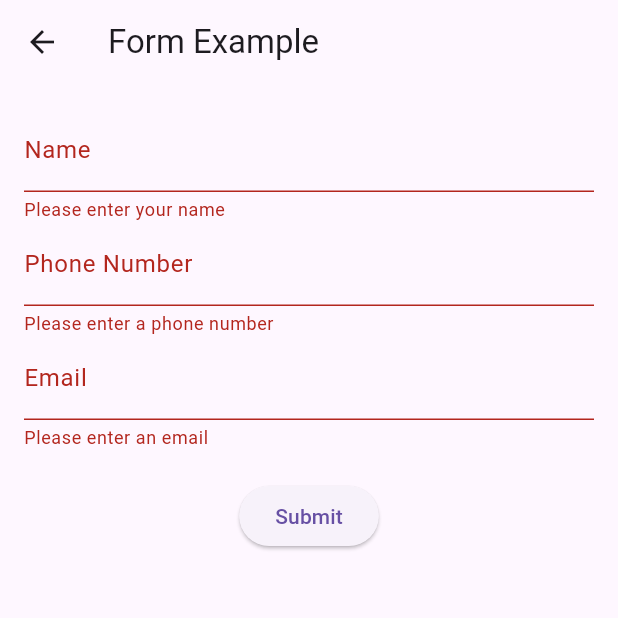
After one commit to Katoemma/polygonic, a Flutter app: the FormExample screen opened directly, after a tap on "Submit", on a phone screen of 412 x 824 dp, the top half of it. The commit adds this screen. Run offline on Flutter 3.47's test engine with Material 3 defaults, Android fonts, the phone set to English and light mode, and no system bars; our stand-ins replace flutter_map, geolocator, latlong2, modal_bottom_sheet; missing offline and left inert: dart_airtable, easy_loading_button, maps_toolkit2; network calls fail.

Commit message:
Created the demo for form validation (name, phone, email)

```diff
--- /dev/null
+++ b/lib/screens/form_example.dart
@@ -0,0 +1,100 @@
+import 'package:flutter/material.dart';
+
+import '../utilities/custom_text_form_field.dart';
+
+class FormExample extends StatefulWidget {
+  const FormExample({super.key});
+
+  @override
+  State<FormExample> createState() => _FormExampleState();
+}
+
+class _FormExampleState extends State<FormExample> {
+  final _formKey = GlobalKey<FormState>();
+  final TextEditingController _nameController = TextEditingController();
+  final TextEditingController _phoneController = TextEditingController();
+  final TextEditingController _emailController = TextEditingController();
+
+  String? _validatePhoneNumber(String? value) {
+    if (value == null || value.isEmpty) {
+      return 'Please enter a phone number';
+    }
+    const phonePattern = r'^07\d{8}$';
+    final regex = RegExp(phonePattern);
+    if (!regex.hasMatch(value)) {
+      return 'Enter a valid phone number';
+    }
+    return null;
+  }
+
+  String? _validateName(String? value) {
+    if (value == null || value.length < 3) {
+      return 'Please enter your name';
+    }
+    return null;
+  }
+
+  String? _validateEmail(String? value) {
+    if (value == null || value.isEmpty) {
+      return 'Please enter an email';
+    }
+    const emailPattern = r'^[\w-\.]+@([\w-]+\.)+[\w-]{2,4}$';
+    final regex = RegExp(emailPattern);
+    if (!regex.hasMatch(value)) {
+      return 'Enter a valid email address';
+    }
+    return null;
+  }
+
+  @override
+  Widget build(BuildContext context) {
+    return Scaffold(
+      appBar: AppBar(
+        title: const Text('Form Example'),
+      ),
+      body: Padding(
+        padding: const EdgeInsets.all(16.0),
+        child: Form(
+          key: _formKey,
+          child: Column(
+            children: [
+              CustomTextFormField(
+                controller: _nameController,
+                labelText: 'Name',
+                validator: _validateName,
+                keyboardType: TextInputType.name,
+              ),
+              CustomTextFormField(
+                controller: _phoneController,
+                labelText: 'Phone Number',
+                validator: _validatePhoneNumber,
+                keyboardType: TextInputType.phone,
+              ),
+              CustomTextFormField(
+                controller: _emailController,
+                labelText: 'Email',
+                validator: _validateEmail,
+                keyboardType: TextInputType.emailAddress,
+              ),
+              const SizedBox(height: 20),
+              ElevatedButton(
+                onPressed: () {
+                  if (_formKey.currentState!.validate()) {
+                    ScaffoldMessenger.of(context).showSnackBar(
+                      const SnackBar(content: Text('Processing Data')),
+                    );
+                  }
+                },
+                child: const Text('Submit'),
+              ),
+            ],
+          ),
+        ),
+      ),
+    );
+  }
+}
+
+// void main() => runApp(const MaterialApp(
+//   home: FormExample(),
+// ));
--- a/lib/screens/map_screen.dart
+++ b/lib/screens/map_screen.dart
@@ -38,7 +38,7 @@ class _MapScreenState extends State<MapScreen> {
     //set the state to update the UI
   }
 
-  //function to show bootom sheet
+  //function to show bottom sheet
   void showBottomSheet() {
     showMaterialModalBottomSheet(
       context: context,
--- /dev/null
+++ b/lib/utilities/custom_text_form_field.dart
@@ -0,0 +1,28 @@
+import 'package:flutter/material.dart';
+
+class CustomTextFormField extends StatelessWidget {
+  final TextEditingController controller;
+  final String labelText;
+  final String? Function(String?)? validator;
+  final TextInputType keyboardType;
+
+  const CustomTextFormField({
+    super.key,
+    required this.controller,
+    required this.labelText,
+    this.validator,
+    this.keyboardType = TextInputType.text,
+  });
+
+  @override
+  Widget build(BuildContext context) {
+    return TextFormField(
+      controller: controller,
+      decoration: InputDecoration(
+        labelText: labelText,
+      ),
+      keyboardType: keyboardType,
+      validator: validator,
+    );
+  }
+}
```
Also changed, not shown: pubspec.lock.
